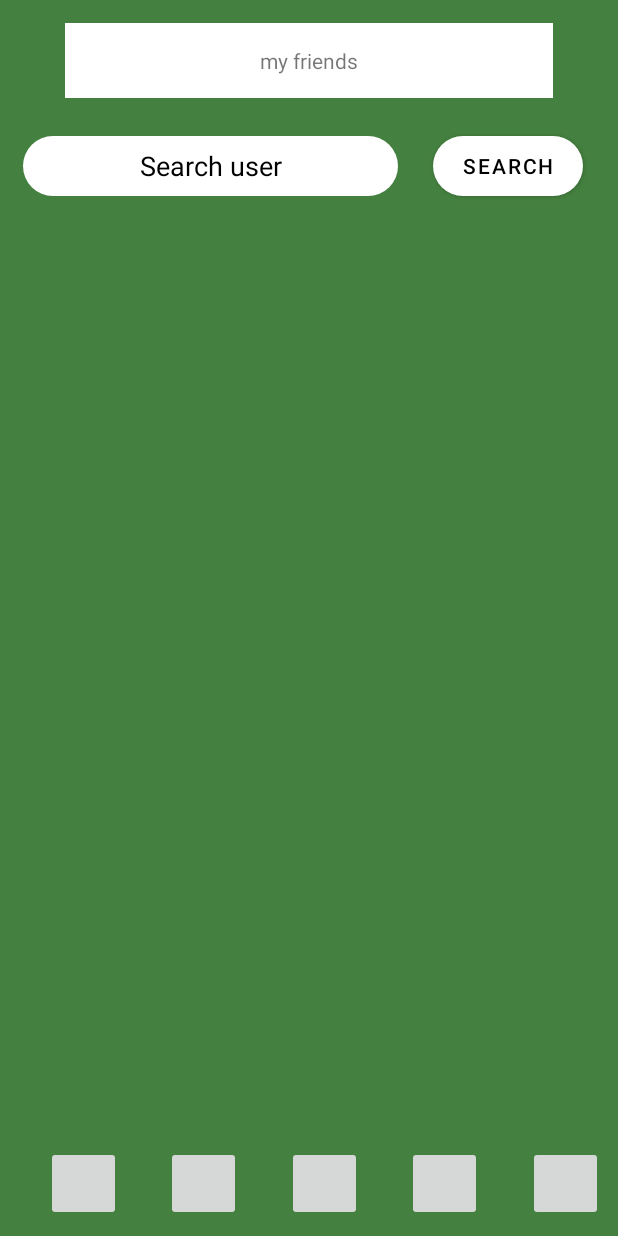
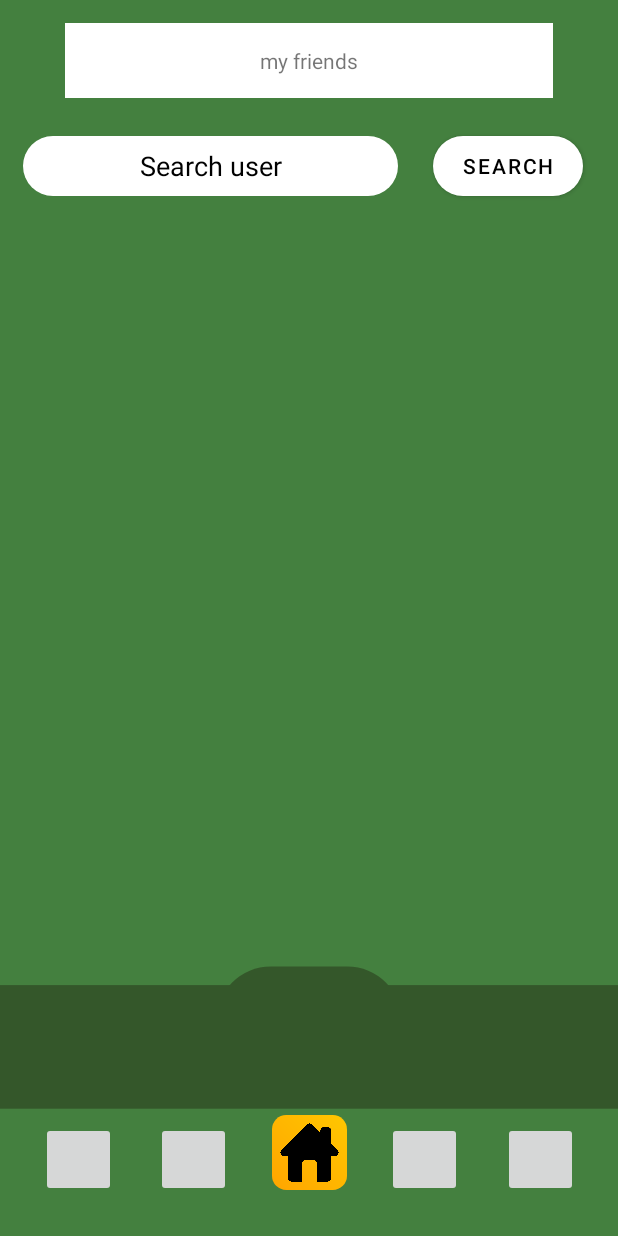
Before and after one commit to aleix-batchelli/PrPr2, an Android app: the fragment FriendListFragment shown on its own in the app's theme, on a phone screen of 412 x 824 dp. Run offline under Robolectric (Android 15) with nearby library versions, the phone set to English and light mode, and no system bars; 2 statements that could not run were skipped.

Commit message:
bottom menu style

```diff
--- /dev/null
+++ b/app/src/main/res/drawable/bottom_menu_background.xml
@@ -0,0 +1,34 @@
+<?xml version="1.0" encoding="utf-8"?>
+<layer-list xmlns:android="http://schemas.android.com/apk/res/android">
+
+    <item>
+
+        <shape android:shape="rectangle">
+            <solid android:color="@color/transparent"/>
+            <size android:width="500dp"
+                android:height="100dp" />
+        </shape>
+    </item>
+
+    <item android:gravity="center" android:right="350dp" android:left="350dp" android:bottom="30dp">
+        <shape android:shape="rectangle">
+            <size android:height="175dp" />
+            <corners android:radius="5000dp" />
+
+            <solid android:color="#34572a"/>
+
+        </shape>
+    </item>
+
+    <item android:gravity="center" android:top="55dp">
+        <shape android:shape="rectangle">
+            <size android:height="200dp" android:width="1000dp" />
+            <corners android:radius="0dp" />
+
+            <solid android:color="#34572a"/>
+
+        </shape>
+    </item>
+
+
+</layer-list>
--- /dev/null
+++ b/app/src/main/res/drawable/bottom_menu_home_button.xml
@@ -0,0 +1,26 @@
+<layer-list xmlns:android="http://schemas.android.com/apk/res/android">
+    <!-- Background shape (rounded square) with gradient -->
+    <item>
+        <shape android:shape="rectangle">
+            <size android:height="50dp"
+                android:width="50dp"/>
+            <gradient
+                android:startColor="#FFA500"
+            android:endColor="#FFC700"
+            android:type="linear"
+            android:angle="45"
+            />
+            <corners android:radius="125dp" />
+        </shape>
+    </item>
+
+    <!-- Icon with padding -->
+    <item
+        android:drawable="@drawable/home_icon"
+        android:gravity="center"
+        android:left="75dp"
+        android:right="75dp"
+        android:top="75dp"
+        android:bottom="75dp">
+    </item>
+</layer-list>
--- /dev/null
+++ b/app/src/main/res/layout/bottom_menu_fragment.xml
@@ -0,0 +1,87 @@
+<?xml version="1.0" encoding="utf-8"?>
+<androidx.constraintlayout.widget.ConstraintLayout xmlns:android="http://schemas.android.com/apk/res/android"
+    xmlns:app="http://schemas.android.com/apk/res-auto"
+    xmlns:tools="http://schemas.android.com/tools"
+    android:layout_width="match_parent"
+    android:layout_height="100dp">
+
+
+    <ImageView
+        android:id="@+id/imageView2"
+        android:layout_width="match_parent"
+        android:layout_height="match_parent"
+        android:src="@drawable/bottom_menu_background"
+        app:layout_constraintBottom_toBottomOf="parent" />
+
+    <ImageButton
+        android:id="@+id/home"
+        android:layout_width="50dp"
+        android:layout_height="50dp"
+        android:layout_marginStart="20dp"
+        android:layout_marginBottom="25dp"
+        android:background="@color/transparent"
+        android:scaleType="fitCenter"
+        android:src="@drawable/bottom_menu_home_button"
+        app:layout_constraintBottom_toBottomOf="parent"
+        app:layout_constraintEnd_toStartOf="@id/mail"
+        app:layout_constraintStart_toEndOf="@id/gifts"
+        app:layout_constraintTop_toTopOf="@id/profile" />
+
+    <ImageButton
+        android:id="@+id/friends"
+        android:layout_width="50dp"
+        android:layout_height="50dp"
+        android:layout_marginStart="20dp"
+        android:layout_marginEnd="20dp"
+        android:layout_marginBottom="15dp"
+        android:scaleType="fitCenter"
+        app:layout_constraintBottom_toBottomOf="parent"
+        app:layout_constraintEnd_toEndOf="parent"
+        app:layout_constraintStart_toEndOf="@id/mail"
+        app:layout_constraintTop_toTopOf="@id/profile"
+        app:layout_constraintVertical_bias="0.0"
+        tools:srcCompat="@drawable/friends_icon" />
+
+    <ImageButton
+        android:id="@+id/profile"
+        android:layout_width="50dp"
+        android:layout_height="50dp"
+        android:layout_marginStart="20dp"
+        android:layout_marginBottom="16dp"
+        android:scaleType="fitCenter"
+        app:layout_constraintBottom_toBottomOf="parent"
+        app:layout_constraintEnd_toStartOf="@id/gifts"
+        app:layout_constraintStart_toStartOf="parent"
+        tools:srcCompat="@drawable/user_icon" />
+
+    <ImageButton
+        android:id="@+id/gifts"
+        android:layout_width="50dp"
+        android:layout_height="50dp"
+        android:layout_marginStart="20dp"
+        android:layout_marginBottom="15dp"
+        android:scaleType="fitCenter"
+
+        app:layout_constraintBottom_toBottomOf="parent"
+        app:layout_constraintEnd_toStartOf="@id/home"
+        app:layout_constraintStart_toEndOf="@id/profile"
+        app:layout_constraintTop_toTopOf="@id/profile"
+        app:layout_constraintVertical_bias="0.0"
+        tools:srcCompat="@drawable/present_icon" />
+
+    <ImageButton
+        android:id="@+id/mail"
+        android:layout_width="50dp"
+        android:layout_height="50dp"
+        android:layout_marginStart="20dp"
+        android:layout_marginBottom="15dp"
+        android:scaleType="centerCrop"
+        app:layout_constraintBottom_toBottomOf="parent"
+        app:layout_constraintEnd_toStartOf="@id/friends"
+        app:layout_constraintStart_toEndOf="@id/home"
+        app:layout_constraintTop_toTopOf="@id/profile"
+        app:layout_constraintVertical_bias="0.0"
+        tools:srcCompat="@drawable/mail_icon" />
+
+
+</androidx.constraintlayout.widget.ConstraintLayout>
--- a/app/src/main/res/layout/changeinfouser.xml
+++ b/app/src/main/res/layout/changeinfouser.xml
@@ -85,7 +85,7 @@
         />
 
     <include
-        layout="@layout/menu"
+        layout="@layout/bottom_menu_fragment"
         android:layout_width="match_parent"
         android:layout_height="wrap_content"
         android:layout_gravity="bottom"
--- a/app/src/main/res/layout/conversation_layout.xml
+++ b/app/src/main/res/layout/conversation_layout.xml
@@ -67,7 +67,7 @@
         app:rippleColor="@color/black" />
 
     <include
-        layout="@layout/menu"
+        layout="@layout/bottom_menu_fragment"
         android:id="@+id/menu"
         android:layout_width="match_parent"
         android:layout_height="wrap_content"
--- a/app/src/main/res/layout/feed.xml
+++ b/app/src/main/res/layout/feed.xml
@@ -1,82 +1,33 @@
 <?xml version="1.0" encoding="utf-8"?>
 <androidx.constraintlayout.widget.ConstraintLayout xmlns:android="http://schemas.android.com/apk/res/android"
+    xmlns:app="http://schemas.android.com/apk/res-auto"
+    xmlns:tools="http://schemas.android.com/tools"
     android:layout_width="match_parent"
     android:layout_height="match_parent"
-    xmlns:app="http://schemas.android.com/apk/res-auto"
-    xmlns:tools="http://schemas.android.com/tools"
     android:background="@color/verde">
 
 
+    <FrameLayout
+        android:layout_width="match_parent"
+        android:layout_height="100dp"
+        android:layout_marginBottom="0dp"
+        app:layout_constraintBottom_toBottomOf="parent">
+
+        <include
+            layout="@layout/bottom_menu_fragment"
+            android:layout_width="match_parent"
+            android:layout_height="match_parent" />
+    </FrameLayout>
+
+    >
 
     <FrameLayout
         android:id="@+id/feedLayout"
         android:layout_width="match_parent"
         android:layout_height="0dp"
         app:layout_constraintTop_toTopOf="parent"
-        app:layout_constraintBottom_toTopOf="@id/profile"
 
         />
 
 
-    <ImageButton
-        android:id="@+id/profile"
-        android:layout_width="50dp"
-        android:layout_height="50dp"
-        android:layout_marginStart="20dp"
-        android:layout_marginBottom="10dp"
-        app:layout_constraintBottom_toBottomOf="parent"
-        app:layout_constraintStart_toStartOf="parent"
-        app:layout_constraintEnd_toStartOf="@id/gifts"
-        android:scaleType="fitCenter"
-        tools:srcCompat="@drawable/user_icon" />
-
-    <ImageButton
-        android:id="@+id/gifts"
-        android:layout_width="50dp"
-        android:layout_height="50dp"
-        android:layout_marginStart="20dp"
-        app:layout_constraintTop_toTopOf="@id/profile"
-        app:layout_constraintStart_toEndOf="@id/profile"
-        app:layout_constraintBottom_toBottomOf="@id/profile"
-        app:layout_constraintEnd_toStartOf="@id/home"
-        tools:srcCompat="@drawable/present_icon"
-        android:scaleType="fitCenter"/>
-
-    <ImageButton
-        android:id="@+id/home"
-        android:layout_width="50dp"
-        android:layout_height="50dp"
-        android:layout_marginStart="20dp"
-        app:layout_constraintTop_toTopOf="@id/profile"
-        app:layout_constraintStart_toEndOf="@id/gifts"
-        app:layout_constraintBottom_toBottomOf="@id/profile"
-        app:layout_constraintEnd_toStartOf="@id/mail"
-        tools:srcCompat="@drawable/home_icon"
-        android:scaleType="fitCenter"/>
-
-    <ImageButton
-        android:id="@+id/mail"
-        android:layout_width="50dp"
-        android:layout_height="50dp"
-        android:layout_marginStart="20dp"
-        app:layout_constraintTop_toTopOf="@id/profile"
-        app:layout_constraintStart_toEndOf="@id/home"
-        app:layout_constraintBottom_toBottomOf="@id/profile"
-        app:layout_constraintEnd_toStartOf="@id/friends"
-        tools:srcCompat="@drawable/mail_icon"
-        android:scaleType="centerCrop"/>
-
-    <ImageButton
-        android:id="@+id/friends"
-        android:layout_width="50dp"
-        android:layout_height="50dp"
-        android:layout_marginStart="20dp"
-        app:layout_constraintEnd_toEndOf="parent"
-        app:layout_constraintTop_toTopOf="@id/profile"
-        app:layout_constraintStart_toEndOf="@id/mail"
-        app:layout_constraintBottom_toBottomOf="@id/profile"
-        tools:srcCompat="@drawable/friends_icon"
-        android:scaleType="fitCenter"
-        />
-
 </androidx.constraintlayout.widget.ConstraintLayout>
--- a/app/src/main/res/layout/list_friend_requests.xml
+++ b/app/src/main/res/layout/list_friend_requests.xml
@@ -59,7 +59,7 @@
         />
 
     <include
-        layout="@layout/menu"
+        layout="@layout/bottom_menu_fragment"
         android:layout_width="match_parent"
         android:layout_height="wrap_content"
         android:layout_gravity="bottom"
--- a/app/src/main/res/layout/list_friends.xml
+++ b/app/src/main/res/layout/list_friends.xml
@@ -60,7 +60,7 @@
         />
 
     <include
-        layout="@layout/menu"
+        layout="@layout/bottom_menu_fragment"
         android:layout_width="match_parent"
         android:layout_height="wrap_content"
         android:layout_gravity="bottom"
--- a/app/src/main/res/layout/list_gifts.xml
+++ b/app/src/main/res/layout/list_gifts.xml
@@ -59,7 +59,7 @@
         />
 
     <include
-        layout="@layout/menu"
+        layout="@layout/bottom_menu_fragment"
         android:layout_width="match_parent"
         android:layout_height="wrap_content"
         android:layout_gravity="bottom"
--- a/app/src/main/res/layout/manage_gifts.xml
+++ b/app/src/main/res/layout/manage_gifts.xml
@@ -81,7 +81,7 @@
 
 
     <include
-        layout="@layout/menu"
+        layout="@layout/bottom_menu_fragment"
         android:layout_width="match_parent"
         android:layout_height="wrap_content"
         android:layout_gravity="bottom"
--- a/app/src/main/res/layout/menu.xml
+++ /dev/null
@@ -1,74 +0,0 @@
-<?xml version="1.0" encoding="utf-8"?>
-<androidx.constraintlayout.widget.ConstraintLayout xmlns:android="http://schemas.android.com/apk/res/android"
-    xmlns:app="http://schemas.android.com/apk/res-auto"
-    xmlns:tools="http://schemas.android.com/tools"
-    android:layout_width="match_parent"
-    android:layout_height="100dp"
-    tools:context=".activities.CustomActivity"
-    >
-
-
-    <ImageButton
-        android:id="@+id/profile"
-        android:layout_width="50dp"
-        android:layout_height="50dp"
-        android:layout_marginTop="24dp"
-        android:layout_marginStart="20dp"
-        app:layout_constraintTop_toTopOf="parent"
-        app:layout_constraintStart_toStartOf="parent"
-        app:layout_constraintEnd_toStartOf="@id/gifts"
-        android:scaleType="fitCenter"
-        tools:srcCompat="@drawable/user_icon" />
-
-    <ImageButton
-        android:id="@+id/gifts"
-        android:layout_width="50dp"
-        android:layout_height="50dp"
-        android:layout_marginStart="20dp"
-        app:layout_constraintTop_toTopOf="@id/profile"
-        app:layout_constraintStart_toEndOf="@id/profile"
-        app:layout_constraintBottom_toBottomOf="@id/profile"
-        app:layout_constraintEnd_toStartOf="@id/home"
-        tools:srcCompat="@drawable/present_icon"
-        android:scaleType="fitCenter"/>
-
-    <ImageButton
-        android:id="@+id/home"
-        android:layout_width="50dp"
-        android:layout_height="50dp"
-        android:layout_marginStart="20dp"
-        app:layout_constraintTop_toTopOf="@id/profile"
-        app:layout_constraintStart_toEndOf="@id/gifts"
-        app:layout_constraintBottom_toBottomOf="@id/profile"
-        app:layout_constraintEnd_toStartOf="@id/mail"
-        tools:srcCompat="@drawable/home_icon"
-        android:scaleType="fitCenter"/>
-
-    <ImageButton
-        android:id="@+id/mail"
-        android:layout_width="50dp"
-        android:layout_height="50dp"
-        android:layout_marginStart="20dp"
-        app:layout_constraintTop_toTopOf="@id/profile"
-        app:layout_constraintStart_toEndOf="@id/home"
-        app:layout_constraintBottom_toBottomOf="@id/profile"
-        app:layout_constraintEnd_toStartOf="@id/friends"
-        tools:srcCompat="@drawable/mail_icon"
-        android:scaleType="centerCrop"/>
-
-    <ImageButton
-        android:id="@+id/friends"
-        android:layout_width="50dp"
-        android:layout_height="50dp"
-        android:layout_marginStart="20dp"
-        app:layout_constraintEnd_toEndOf="parent"
-        app:layout_constraintTop_toTopOf="@id/profile"
-        app:layout_constraintStart_toEndOf="@id/mail"
-        app:layout_constraintBottom_toBottomOf="@id/profile"
-        tools:srcCompat="@drawable/friends_icon"
-        android:scaleType="fitCenter"
-        />
-
-
-
-</androidx.constraintlayout.widget.ConstraintLayout>
--- a/app/src/main/res/values/colors.xml
+++ b/app/src/main/res/values/colors.xml
@@ -9,4 +9,7 @@
     <color name="white">#FFFFFFFF</color>
     <color name="verde">#44803F</color>
     <color name="red">#A52A2A</color>
+    <color name="orange">#FFA500</color>
+    <color name="transparent">#00FFFFFF</color>
+
 </resources>
--- a/app/src/main/res/values/themes.xml
+++ b/app/src/main/res/values/themes.xml
@@ -13,4 +13,5 @@
         <item name="android:statusBarColor">?attr/colorPrimaryVariant</item>
         <!-- Customize your theme here. -->
     </style>
+
 </resources>
```
